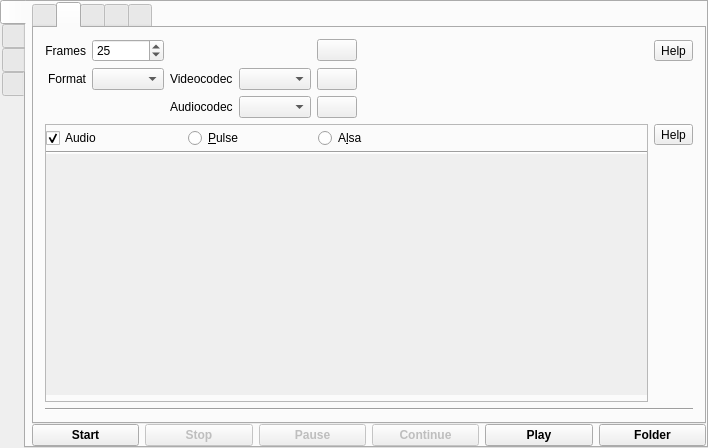
Qt form src/formMainWindow.ui (vkohaupt/vokoscreenNG) before a commit.
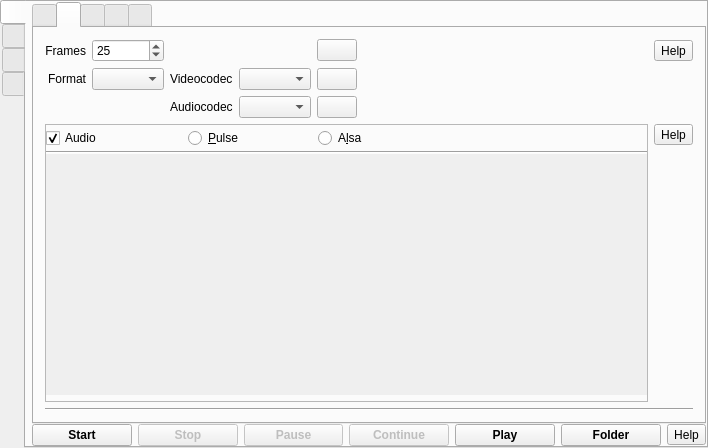
The same form after that commit. The open tabs and pages were chosen to show the change. Icons and pictures are not drawn.

The edit to the form file:
```diff
--- a/src/formMainWindow.ui
+++ b/src/formMainWindow.ui
@@ -1780,6 +1780,13 @@
             </property>
            </widget>
           </item>
+          <item>
+           <widget class="QToolButton" name="toolButtonHelpExecute">
+            <property name="text">
+             <string notr="true">Help</string>
+            </property>
+           </widget>
+          </item>
          </layout>
         </item>
        </layout>
```
Left out of the diff: 12 changed lines with no effect on the pictures.
